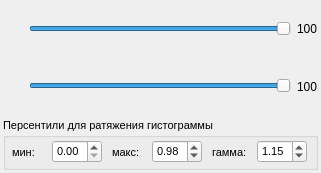
Qt form core/sliders_of_image_corrector.ui (ValeryStk/satellite_comparator) before a commit.
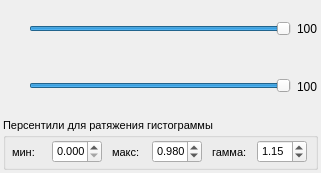
The same form after that commit.

What changed in the file:
```diff
--- a/core/sliders_of_image_corrector.ui
+++ b/core/sliders_of_image_corrector.ui
@@ -235,6 +235,9 @@
             <height>16777215</height>
            </size>
           </property>
+          <property name="decimals">
+           <number>3</number>
+          </property>
           <property name="singleStep">
            <double>0.010000000000000</double>
           </property>
@@ -281,6 +284,12 @@
             <height>16777215</height>
            </size>
           </property>
+          <property name="decimals">
+           <number>3</number>
+          </property>
+          <property name="maximum">
+           <double>1.000000000000000</double>
+          </property>
           <property name="singleStep">
            <double>0.010000000000000</double>
           </property>
```
